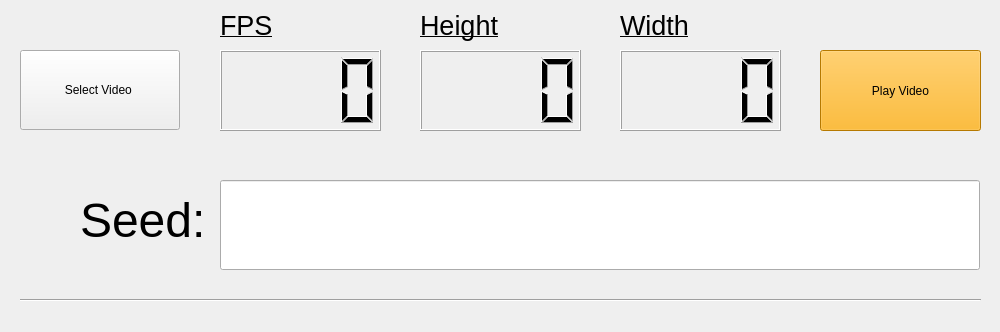
Old version of the form form.ui in the repository X-Trust/Euphoria.
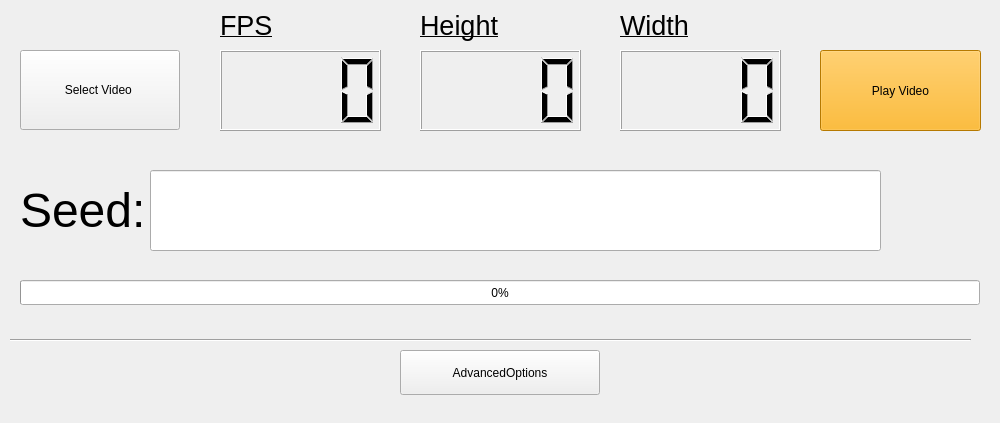
New version of the form. Icons and pictures are not drawn.

```diff
--- a/form.ui
+++ b/form.ui
@@ -7,7 +7,7 @@
     <x>0</x>
     <y>0</y>
     <width>1000</width>
-    <height>332</height>
+    <height>423</height>
    </rect>
   </property>
   <property name="windowTitle">
@@ -99,8 +99,8 @@
   <widget class="Line" name="line">
    <property name="geometry">
     <rect>
-     <x>20</x>
-     <y>290</y>
+     <x>10</x>
+     <y>330</y>
      <width>961</width>
      <height>21</height>
     </rect>
@@ -661,10 +661,10 @@
   <widget class="QLineEdit" name="seedBox">
    <property name="geometry">
     <rect>
-     <x>220</x>
-     <y>180</y>
-     <width>760</width>
-     <height>90</height>
+     <x>150</x>
+     <y>170</y>
+     <width>731</width>
+     <height>81</height>
     </rect>
    </property>
    <property name="layoutDirection">
@@ -686,8 +686,8 @@
   <widget class="QLabel" name="Seed">
    <property name="geometry">
     <rect>
-     <x>80</x>
-     <y>180</y>
+     <x>20</x>
+     <y>170</y>
      <width>131</width>
      <height>80</height>
     </rect>
@@ -702,6 +702,35 @@
     <string>Seed:</string>
    </property>
   </widget>
+  <widget class="QProgressBar" name="progressBar">
+   <property name="geometry">
+    <rect>
+     <x>20</x>
+     <y>280</y>
+     <width>960</width>
+     <height>25</height>
+    </rect>
+   </property>
+   <property name="value">
+    <number>0</number>
+   </property>
+  </widget>
+  <widget class="QPushButton" name="advancedOptions">
+   <property name="geometry">
+    <rect>
+     <x>400</x>
+     <y>350</y>
+     <width>200</width>
+     <height>45</height>
+    </rect>
+   </property>
+   <property name="styleSheet">
+    <string notr="true">font: 16pt &quot;Comic Sans MS&quot;;</string>
+   </property>
+   <property name="text">
+    <string>AdvancedOptions</string>
+   </property>
+  </widget>
  </widget>
  <resources/>
  <connections/>
```
